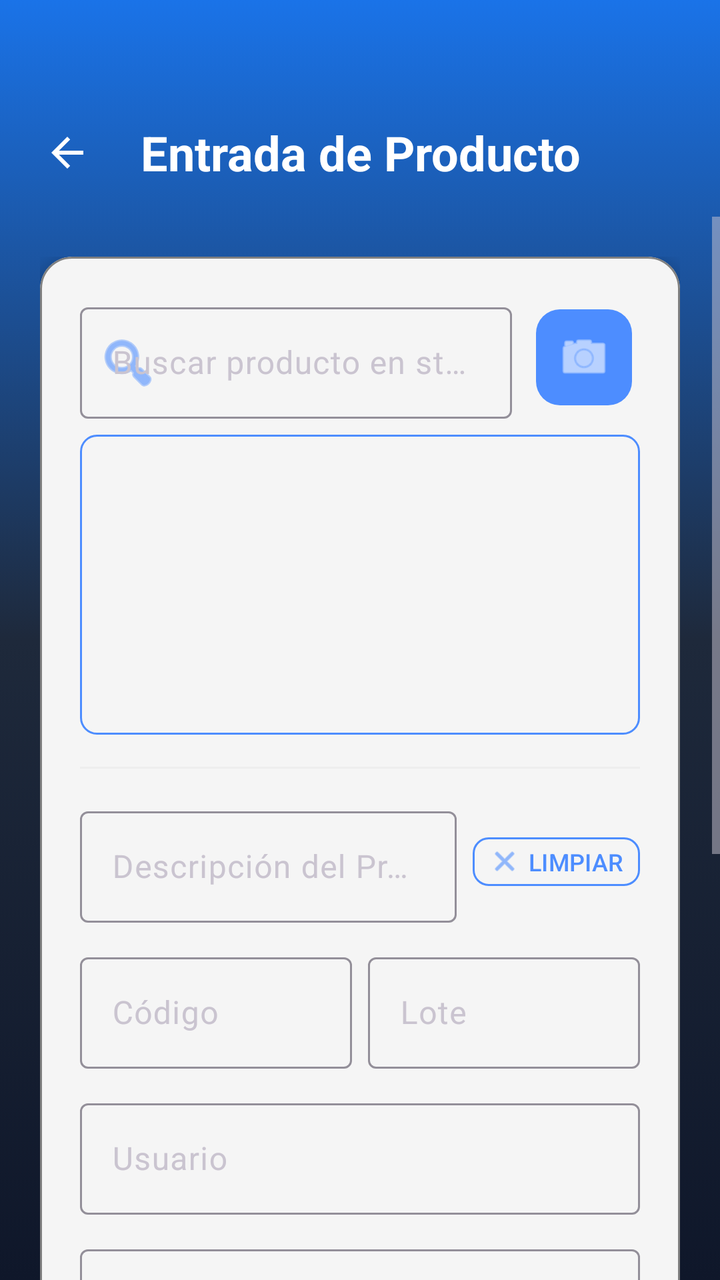
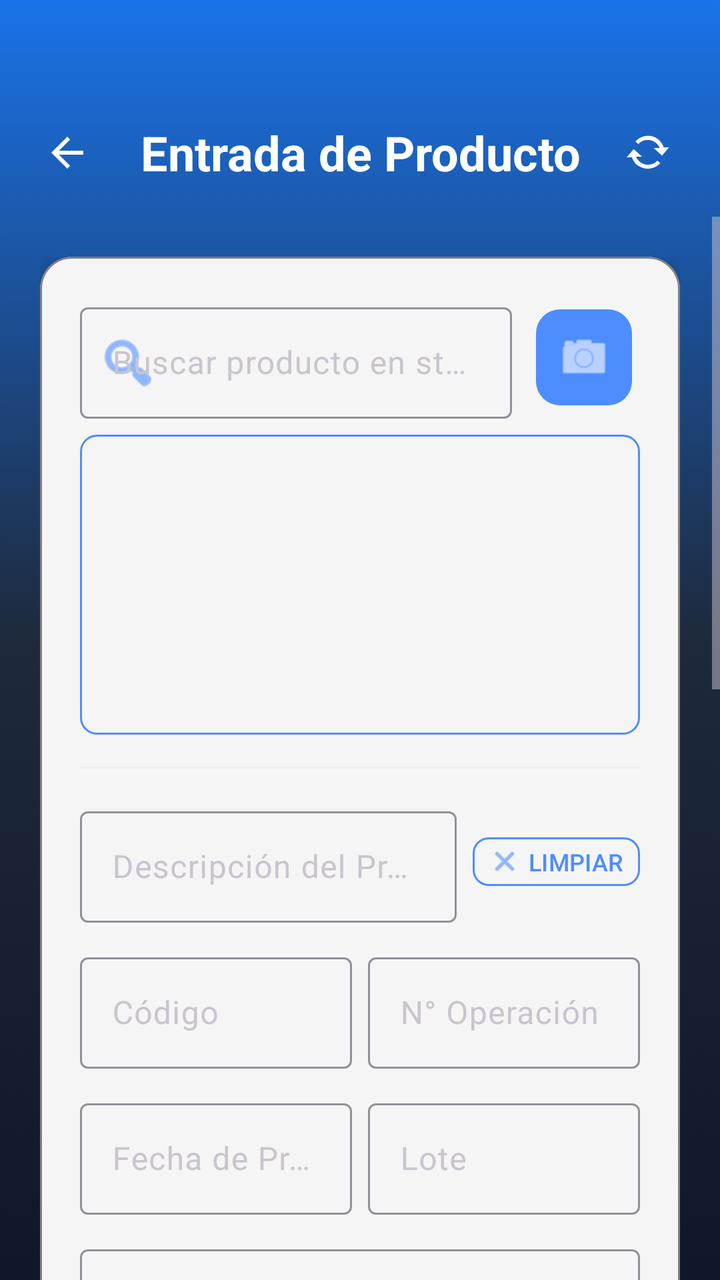

Compare the two renders of this Android layout. The source of the first and the diff that turns it into the second are given below.
<!-- AndroidManifest.xml: application theme Theme.InventarioApp -->
<!-- res/layout/activity_entrada_productos.xml -->
<?xml version="1.0" encoding="utf-8"?>
<androidx.constraintlayout.widget.ConstraintLayout xmlns:android="http://schemas.android.com/apk/res/android"
    xmlns:app="http://schemas.android.com/apk/res-auto"
    xmlns:tools="http://schemas.android.com/tools"
    android:layout_width="match_parent"
    android:layout_height="match_parent"
    android:background="@drawable/fondo_degradado">

    
    <TextView
        android:id="@+id/tvTituloEntrada"
        android:layout_width="wrap_content"
        android:layout_height="wrap_content"
        android:layout_marginTop="60dp"
        android:gravity="center"
        android:text="@string/title_entrada"
        android:textColor="@color/white"
        android:textSize="24sp"
        android:textStyle="bold"
        app:layout_constraintEnd_toEndOf="parent"
        app:layout_constraintStart_toStartOf="parent"
        app:layout_constraintTop_toTopOf="parent" />

    <ImageButton
        android:id="@+id/btnBack"
        android:layout_width="51dp"
        android:layout_height="56dp"
        android:layout_marginStart="8dp"
        android:background="?attr/selectableItemBackgroundBorderless"
        android:contentDescription="@string/btn_volver"
        android:elevation="8dp"
        android:padding="12dp"
        android:src="@drawable/ic_back"
        app:layout_constraintBottom_toBottomOf="@id/tvTituloEntrada"
        app:layout_constraintStart_toStartOf="parent"
        app:layout_constraintTop_toTopOf="@id/tvTituloEntrada"
        app:tint="@color/white" />

    
    <ScrollView
        android:layout_width="match_parent"
        android:layout_height="0dp"
        android:layout_marginTop="16dp"
        android:fillViewport="true"
        app:layout_constraintBottom_toBottomOf="parent"
        app:layout_constraintTop_toBottomOf="@id/tvTituloEntrada">

        <LinearLayout
            android:layout_width="match_parent"
            android:layout_height="wrap_content"
            android:orientation="vertical"
            android:padding="20dp">

            <com.google.android.material.card.MaterialCardView
                android:layout_width="match_parent"
                android:layout_height="wrap_content"
                app:cardCornerRadius="16dp"
                app:cardElevation="4dp"
                app:cardBackgroundColor="@color/smoke_white"
                app:strokeWidth="1dp"
                app:strokeColor="@color/gray">

                <LinearLayout
                    android:layout_width="match_parent"
                    android:layout_height="wrap_content"
                    android:orientation="vertical"
                    android:padding="20dp">

                    
                    <LinearLayout
                        android:layout_width="match_parent"
                        android:layout_height="wrap_content"
                        android:gravity="center_vertical"
                        android:orientation="horizontal">

                        <com.google.android.material.textfield.TextInputLayout
                            android:id="@+id/tilBusqueda"
                            style="@style/Widget.Material3.TextInputLayout.OutlinedBox"
                            android:layout_width="0dp"
                            android:layout_height="wrap_content"
                            android:layout_weight="1"
                            android:layout_marginEnd="8dp"
                            android:hint="@string/hint_buscar_stock"
                            app:startIconDrawable="@android:drawable/ic_menu_search"
                            app:startIconTint="@color/primary"
                            app:endIconMode="clear_text"
                            app:endIconTint="@color/gray"
                            app:hintTextColor="@color/black">

                            <com.google.android.material.textfield.TextInputEditText
                                android:id="@+id/searchEditText"
                                android:layout_width="match_parent"
                                android:layout_height="wrap_content"
                                android:textColor="@color/black"
                                android:inputType="text" />
                        </com.google.android.material.textfield.TextInputLayout>

                        <com.google.android.material.button.MaterialButton
                            android:id="@+id/btnEscanear"
                            style="@style/Widget.Material3.Button.IconButton.Filled"
                            android:layout_width="56dp"
                            android:layout_height="56dp"
                            android:contentDescription="@string/btn_escanear"
                            app:backgroundTint="@color/primary"
                            app:cornerRadius="12dp"
                            app:icon="@android:drawable/ic_menu_camera"
                            app:iconGravity="textStart"
                            app:iconPadding="0dp"
                            app:iconSize="28dp"
                            app:iconTint="@color/white" />
                    </LinearLayout>

                    <androidx.recyclerview.widget.RecyclerView
                        android:id="@+id/rvProductosBusqueda"
                        android:layout_width="match_parent"
                        android:layout_height="150dp"
                        android:layout_marginTop="8dp"
                        android:background="@drawable/bg_list_with_border" />

                    <View android:layout_width="match_parent" android:layout_height="1dp" android:layout_marginVertical="16dp" android:background="#EEEEEE" />

                    
                    <LinearLayout
                        android:layout_width="match_parent"
                        android:layout_height="wrap_content"
                        android:gravity="center_vertical"
                        android:orientation="horizontal">

                        <com.google.android.material.textfield.TextInputLayout
                            android:id="@+id/tilDescripcion"
                            style="@style/Widget.Material3.TextInputLayout.OutlinedBox"
                            android:layout_width="0dp"
                            android:layout_height="wrap_content"
                            android:layout_weight="1"
                            android:layout_marginEnd="8dp"
                            android:hint="@string/label_descripcion_prod"
                            app:hintTextColor="@color/black">

                            <com.google.android.material.textfield.TextInputEditText
                                android:id="@+id/etDescripcion"
                                android:layout_width="match_parent"
                                android:layout_height="wrap_content"
                                android:textColor="@color/black"
                                android:inputType="text" />
                        </com.google.android.material.textfield.TextInputLayout>

                        <com.google.android.material.button.MaterialButton
                            android:id="@+id/btnLimpiar"
                            style="@style/Widget.Material3.Button.OutlinedButton"
                            android:layout_width="wrap_content"
                            android:layout_height="wrap_content"
                            android:minWidth="0dp"
                            android:minHeight="0dp"
                            android:paddingHorizontal="8dp"
                            android:paddingVertical="4dp"
                            android:text="@string/btn_limpiar"
                            android:textColor="@color/primary"
                            android:textSize="12sp"
                            app:cornerRadius="8dp"
                            app:icon="@android:drawable/ic_menu_close_clear_cancel"
                            app:iconSize="16dp"
                            app:iconTint="@color/primary"
                            app:strokeColor="@color/primary"
                            app:strokeWidth="1dp" />
                    </LinearLayout>

                    <LinearLayout
                        android:layout_width="match_parent"
                        android:layout_height="wrap_content"
                        android:layout_marginTop="12dp"
                        android:orientation="horizontal">

                        <com.google.android.material.textfield.TextInputLayout
                            android:id="@+id/tilCodigo"
                            style="@style/Widget.Material3.TextInputLayout.OutlinedBox"
                            android:layout_width="0dp"
                            android:layout_height="wrap_content"
                            android:layout_weight="1"
                            android:layout_marginEnd="8dp"
                            android:hint="@string/label_codigo"
                            app:hintTextColor="@color/black">

                            <com.google.android.material.textfield.TextInputEditText
                                android:id="@+id/etCodigo"
                                android:layout_width="match_parent"
                                android:layout_height="wrap_content"
                                android:textColor="@color/black"
                                android:inputType="text" />
                        </com.google.android.material.textfield.TextInputLayout>

                        <com.google.android.material.textfield.TextInputLayout
                            android:id="@+id/tilLote"
                            style="@style/Widget.Material3.TextInputLayout.OutlinedBox"
                            android:layout_width="0dp"
                            android:layout_height="wrap_content"
                            android:layout_weight="1"
                            android:hint="@string/label_lote"
                            app:hintTextColor="@color/black">

                            <com.google.android.material.textfield.TextInputEditText
                                android:id="@+id/etLote"
                                android:layout_width="match_parent"
                                android:layout_height="wrap_content"
                                android:textColor="@color/black"
                                android:inputType="text" />
                        </com.google.android.material.textfield.TextInputLayout>
                    </LinearLayout>

                    <com.google.android.material.textfield.TextInputLayout
                        android:id="@+id/tilUsuario"
                        style="@style/Widget.Material3.TextInputLayout.OutlinedBox"
                        android:layout_width="match_parent"
                        android:layout_height="wrap_content"
                        android:layout_marginTop="12dp"
                        android:hint="@string/label_usuario"
                        app:hintTextColor="@color/black">

                        <com.google.android.material.textfield.TextInputEditText
                            android:id="@+id/etUsuario"
                            android:layout_width="match_parent"
                            android:layout_height="wrap_content"
                            android:textColor="@color/black"
                            android:inputType="text" />
                    </com.google.android.material.textfield.TextInputLayout>

                    <com.google.android.material.textfield.TextInputLayout
                        android:id="@+id/tilCantidad"
                        style="@style/Widget.Material3.TextInputLayout.OutlinedBox"
                        android:layout_width="match_parent"
                        android:layout_height="wrap_content"
                        android:layout_marginTop="12dp"
                        android:hint="@string/label_cantidad"
                        app:hintTextColor="@color/black">

                        <com.google.android.material.textfield.TextInputEditText
                            android:id="@+id/etCantidad"
                            android:layout_width="match_parent"
                            android:layout_height="wrap_content"
                            android:textColor="@color/black"
                            android:inputType="number" />
                    </com.google.android.material.textfield.TextInputLayout>

                    <com.google.android.material.textfield.TextInputLayout
                        android:id="@+id/tilFechaIngreso"
                        style="@style/Widget.Material3.TextInputLayout.OutlinedBox"
                        android:layout_width="match_parent"
                        android:layout_height="wrap_content"
                        android:layout_marginTop="12dp"
                        android:hint="@string/label_fecha_proceso"
                        app:hintTextColor="@color/black">

                        <com.google.android.material.textfield.TextInputEditText
                            android:id="@+id/etFechaIngreso"
                            android:layout_width="match_parent"
                            android:layout_height="wrap_content"
                            android:textColor="@color/black"
                            android:focusable="false"
                            android:inputType="text" />
                    </com.google.android.material.textfield.TextInputLayout>

                    
                    <com.google.android.material.button.MaterialButton
                        android:id="@+id/btnIngresar"
                        android:layout_width="match_parent"
                        android:layout_height="wrap_content"
                        android:layout_marginTop="24dp"
                        android:padding="16dp"
                        android:text="@string/btn_confirmar_entrada"
                        android:textSize="16sp"
                        app:cornerRadius="12dp" />

                    <com.google.android.material.button.MaterialButton
                        android:id="@+id/btnSalir"
                        style="@style/Widget.Material3.Button.TextButton"
                        android:layout_width="match_parent"
                        android:layout_height="wrap_content"
                        android:layout_marginTop="8dp"
                        android:text="@string/btn_volver_menu"
                        android:textColor="@color/gray" />

                </LinearLayout>
            </com.google.android.material.card.MaterialCardView>

            <View
                android:layout_width="match_parent"
                android:layout_height="60dp" />

        </LinearLayout>
    </ScrollView>

</androidx.constraintlayout.widget.ConstraintLayout>
<!-- resources referenced by this layout -->
<resources>
  <color name="black">#FF000000</color>
  <color name="gray">#FF808080</color>
  <color name="primary">#4D8DFF</color>
  <color name="smoke_white">#F5F5F5</color>
  <color name="white">#FFFFFFFF</color>
  <!-- drawable bg_list_with_border (drawable) -->
  <?xml version="1.0" encoding="utf-8"?>
  <shape xmlns:android="http://schemas.android.com/apk/res/android">
      <solid android:color="@color/smoke_white" />
      <stroke
          android:width="1dp"
          android:color="@color/primary" />
      <corners android:radius="8dp" />
  </shape>
  <!-- drawable fondo_degradado (drawable) -->
  <?xml version="1.0" encoding="utf-8"?>
  <selector xmlns:android="http://schemas.android.com/apk/res/android">
      <item>
          <shape android:shape="rectangle">
              <gradient
                  android:angle="270"
                  android:startColor="@color/grad_start"
                  android:centerColor="@color/surface"
                  android:endColor="#0F172A" />
          </shape>
      </item>
  </selector>
  <!-- drawable ic_back (drawable) -->
  <vector xmlns:android="http://schemas.android.com/apk/res/android"
      android:width="24dp"
      android:height="24dp"
      android:viewportWidth="24"
      android:viewportHeight="24">
    <path
        android:fillColor="#FFFFFF"
        android:pathData="M20,11H7.83l5.59,-5.59L12,4l-8,8 8,8 1.41,-1.41L7.83,13H20v-2z"/>
  </vector>
  <string name="btn_confirmar_entrada">CONFIRMAR ENTRADA</string>
  <string name="btn_escanear">Escanear QR</string>
  <string name="btn_limpiar">LIMPIAR</string>
  <string name="btn_volver">Volver</string>
  <string name="btn_volver_menu">Volver al Menú</string>
  <string name="hint_buscar_stock">Buscar producto en stock...</string>
  <string name="label_cantidad">Cantidad</string>
  <string name="label_codigo">Código</string>
  <string name="label_descripcion_prod">Descripción del Producto</string>
  <string name="label_fecha_proceso">Fecha de Proceso</string>
  <string name="label_lote">Lote</string>
  <string name="label_usuario">Usuario</string>
  <string name="title_entrada">Entrada de Producto</string>
  <style name="Theme.InventarioApp" parent="Theme.Material3.Dark.NoActionBar">
          
          <item name="colorPrimary">@color/primary</item>
          <item name="colorOnPrimary">@color/white</item>
          <item name="colorPrimaryContainer">@color/primary_variant</item>
          <item name="colorOnPrimaryContainer">@color/white</item>
          <item name="colorSecondary">@color/secondary</item>
          <item name="android:statusBarColor">#0F172A</item>
          <item name="android:windowBackground">@drawable/fondo_degradado</item>
  
          
          <item name="textInputStyle">@style/Widget.Material3.TextInputLayout.OutlinedBox</item>
      </style>
  <color name="grad_start">#1A73E8</color>
  <color name="surface">#1E293B</color>
  <color name="primary_variant">#1A73E8</color>
  <color name="secondary">#34A853</color>
</resources>

<!-- the commit's change to res/layout/activity_entrada_productos.xml (unified diff, before → after) -->
@@ -36,6 +36,20 @@
         app:layout_constraintTop_toTopOf="@id/tvTituloEntrada"
         app:tint="@color/white" />
 
+    <ImageButton
+        android:id="@+id/btnActualizar"
+        android:layout_width="40dp"
+        android:layout_height="40dp"
+        android:layout_marginEnd="16dp"
+        android:background="?attr/selectableItemBackgroundBorderless"
+        android:contentDescription="@string/btn_actualizar"
+        android:padding="8dp"
+        android:src="@android:drawable/stat_notify_sync"
+        app:layout_constraintBottom_toBottomOf="@id/tvTituloEntrada"
+        app:layout_constraintEnd_toEndOf="parent"
+        app:layout_constraintTop_toTopOf="@id/tvTituloEntrada"
+        app:tint="@color/white" />
+
     
     <ScrollView
         android:layout_width="match_parent"
@@ -189,6 +203,50 @@
                         </com.google.android.material.textfield.TextInputLayout>
 
                         <com.google.android.material.textfield.TextInputLayout
+                            android:id="@+id/tilOperacion"
+                            style="@style/Widget.Material3.TextInputLayout.OutlinedBox"
+                            android:layout_width="0dp"
+                            android:layout_height="wrap_content"
+                            android:layout_weight="1"
+                            android:hint="@string/label_operacion"
+                            app:hintTextColor="@color/black">
+
+                            <com.google.android.material.textfield.TextInputEditText
+                                android:id="@+id/etOperacion"
+                                android:layout_width="match_parent"
+                                android:layout_height="wrap_content"
+                                android:enabled="false"
+                                android:textColor="@color/black"
+                                android:inputType="number" />
+                        </com.google.android.material.textfield.TextInputLayout>
+                    </LinearLayout>
+
+                    <LinearLayout
+                        android:layout_width="match_parent"
+                        android:layout_height="wrap_content"
+                        android:layout_marginTop="12dp"
+                        android:orientation="horizontal">
+
+                        <com.google.android.material.textfield.TextInputLayout
+                            android:id="@+id/tilFechaIngreso"
+                            style="@style/Widget.Material3.TextInputLayout.OutlinedBox"
+                            android:layout_width="0dp"
+                            android:layout_height="wrap_content"
+                            android:layout_weight="1"
+                            android:layout_marginEnd="8dp"
+                            android:hint="@string/label_fecha_proceso"
+                            app:hintTextColor="@color/black">
+
+                            <com.google.android.material.textfield.TextInputEditText
+                                android:id="@+id/etFechaIngreso"
+                                android:layout_width="match_parent"
+                                android:layout_height="wrap_content"
+                                android:focusable="false"
+                                android:textColor="@color/black"
+                                android:inputType="text" />
+                        </com.google.android.material.textfield.TextInputLayout>
+
+                        <com.google.android.material.textfield.TextInputLayout
                             android:id="@+id/tilLote"
                             style="@style/Widget.Material3.TextInputLayout.OutlinedBox"
                             android:layout_width="0dp"
@@ -240,43 +298,98 @@
                             android:inputType="number" />
                     </com.google.android.material.textfield.TextInputLayout>
 
-                    <com.google.android.material.textfield.TextInputLayout
-                        android:id="@+id/tilFechaIngreso"
-                        style="@style/Widget.Material3.TextInputLayout.OutlinedBox"
-                        android:layout_width="match_parent"
-                        android:layout_height="wrap_content"
-                        android:layout_marginTop="12dp"
-                        android:hint="@string/label_fecha_proceso"
-                        app:hintTextColor="@color/black">
-
-                        <com.google.android.material.textfield.TextInputEditText
-                            android:id="@+id/etFechaIngreso"
-                            android:layout_width="match_parent"
-                            android:layout_height="wrap_content"
-                            android:textColor="@color/black"
-                            android:focusable="false"
-                            android:inputType="text" />
-                    </com.google.android.material.textfield.TextInputLayout>
+                    
+                    <LinearLayout
+                        android:layout_width="match_parent"
+                        android:layout_height="wrap_content"
+                        android:layout_marginTop="24dp"
+                        android:gravity="center"
+                        android:orientation="horizontal">
+
+                        <com.google.android.material.button.MaterialButton
+                            android:id="@+id/btnIngresar"
+                            android:layout_width="wrap_content"
+                            android:layout_height="wrap_content"
+                            android:minWidth="200dp"
+                            android:padding="12dp"
+                            android:text="@string/btn_agregar"
+                            app:cornerRadius="12dp" />
+
+                    </LinearLayout>
+
+                    <View android:layout_width="match_parent" android:layout_height="1dp" android:layout_marginVertical="16dp" android:background="#EEEEEE" />
+
+                    
+                    <LinearLayout
+                        android:layout_width="match_parent"
+                        android:layout_height="wrap_content"
+                        android:gravity="center_vertical"
+                        android:orientation="horizontal">
+
+                        <TextView
+                            android:layout_width="0dp"
+                            android:layout_height="wrap_content"
+                            android:layout_weight="1"
+                            android:text="@string/label_productos_seleccionados"
+                            android:textColor="@color/primary"
+                            android:textStyle="bold" />
+
+                        <com.google.android.material.button.MaterialButton
+                            android:id="@+id/btnModificar"
+                            style="@style/Widget.Material3.Button.OutlinedButton"
+                            android:layout_width="wrap_content"
+                            android:layout_height="wrap_content"
+                            android:layout_marginEnd="8dp"
+                            android:minWidth="0dp"
+                            android:minHeight="0dp"
+                            android:paddingHorizontal="8dp"
+                            android:paddingVertical="4dp"
+                            android:text="@string/btn_modificar"
+                            android:textColor="@color/primary"
+                            android:textSize="12sp"
+                            app:cornerRadius="8dp"
+                            app:icon="@android:drawable/ic_menu_edit"
+                            app:iconSize="16dp"
+                            app:iconTint="@color/primary"
+                            app:strokeColor="@color/primary"
+                            app:strokeWidth="1dp" />
+
+                        <com.google.android.material.button.MaterialButton
+                            android:id="@+id/btnEliminar"
+                            style="@style/Widget.Material3.Button.OutlinedButton"
+                            android:layout_width="wrap_content"
+                            android:layout_height="wrap_content"
+                            android:minWidth="0dp"
+                            android:minHeight="0dp"
+                            android:paddingHorizontal="8dp"
+                            android:paddingVertical="4dp"
+                            android:text="@string/btn_eliminar"
+                            android:textColor="@color/error_red"
+                            android:textSize="12sp"
+                            app:cornerRadius="8dp"
+                            app:icon="@android:drawable/ic_menu_delete"
+                            app:iconSize="16dp"
+                            app:iconTint="@color/error_red"
+                            app:strokeColor="@color/error_red"
+                            app:strokeWidth="1dp" />
+                    </LinearLayout>
+
+                    <androidx.recyclerview.widget.RecyclerView
+                        android:id="@+id/rvProductos"
+                        android:layout_width="match_parent"
+                        android:layout_height="200dp"
+                        android:layout_marginTop="8dp"
+                        android:background="@drawable/bg_list_with_border" />
 
                     
                     <com.google.android.material.button.MaterialButton
-                        android:id="@+id/btnIngresar"
+                        android:id="@+id/btnSalir"
                         android:layout_width="match_parent"
                         android:layout_height="wrap_content"
                         android:layout_marginTop="24dp"
                         android:padding="16dp"
-                        android:text="@string/btn_confirmar_entrada"
-                        android:textSize="16sp"
+                        android:text="@string/btn_finalizar"
                         app:cornerRadius="12dp" />
-
-                    <com.google.android.material.button.MaterialButton
-                        android:id="@+id/btnSalir"
-                        style="@style/Widget.Material3.Button.TextButton"
-                        android:layout_width="match_parent"
-                        android:layout_height="wrap_content"
-                        android:layout_marginTop="8dp"
-                        android:text="@string/btn_volver_menu"
-                        android:textColor="@color/gray" />
 
                 </LinearLayout>
             </com.google.android.material.card.MaterialCardView>
<!-- resource entries referenced after the edit -->
@@ -1,6 +1,7 @@
 <!-- resources referenced by this layout -->
 <resources>
   <color name="black">#FF000000</color>
+  <color name="error_red">#FF6B6B</color>
   <color name="gray">#FF808080</color>
   <color name="primary">#4D8DFF</color>
   <color name="smoke_white">#F5F5F5</color>
@@ -37,17 +38,22 @@
         android:fillColor="#FFFFFF"
         android:pathData="M20,11H7.83l5.59,-5.59L12,4l-8,8 8,8 1.41,-1.41L7.83,13H20v-2z"/>
   </vector>
-  <string name="btn_confirmar_entrada">CONFIRMAR ENTRADA</string>
+  <string name="btn_actualizar">ACTUALIZAR</string>
+  <string name="btn_agregar">AGREGAR</string>
+  <string name="btn_eliminar">ELIMINAR</string>
   <string name="btn_escanear">Escanear QR</string>
+  <string name="btn_finalizar">FINALIZAR</string>
   <string name="btn_limpiar">LIMPIAR</string>
+  <string name="btn_modificar">MODIFICAR</string>
   <string name="btn_volver">Volver</string>
-  <string name="btn_volver_menu">Volver al Menú</string>
   <string name="hint_buscar_stock">Buscar producto en stock...</string>
   <string name="label_cantidad">Cantidad</string>
   <string name="label_codigo">Código</string>
   <string name="label_descripcion_prod">Descripción del Producto</string>
   <string name="label_fecha_proceso">Fecha de Proceso</string>
   <string name="label_lote">Lote</string>
+  <string name="label_operacion">N° Operación</string>
+  <string name="label_productos_seleccionados">Productos Seleccionados</string>
   <string name="label_usuario">Usuario</string>
   <string name="title_entrada">Entrada de Producto</string>
   <style name="Theme.InventarioApp" parent="Theme.Material3.Dark.NoActionBar">
